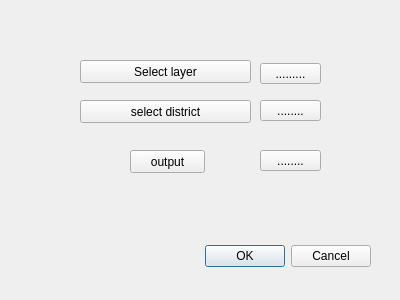
Qt form population_density_analysis_dialog_base.ui (bsc-inf-18-20/Population-Density-Calculator-) before a commit.
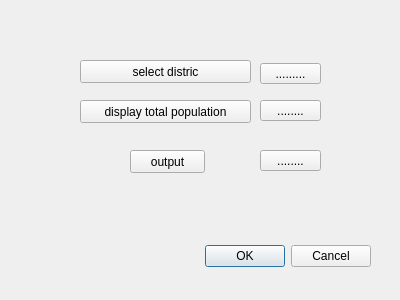
The same form after that commit.

```diff
--- a/population_density_analysis_dialog_base.ui
+++ b/population_density_analysis_dialog_base.ui
@@ -39,7 +39,7 @@
     </rect>
    </property>
    <property name="text">
-    <string>Select layer</string>
+    <string>select distric</string>
    </property>
   </widget>
   <widget class="QPushButton" name="pushButton_2">
@@ -52,7 +52,7 @@
     </rect>
    </property>
    <property name="text">
-    <string>select district</string>
+    <string>display total population</string>
    </property>
   </widget>
   <widget class="QPushButton" name="pushButton_3">
```
